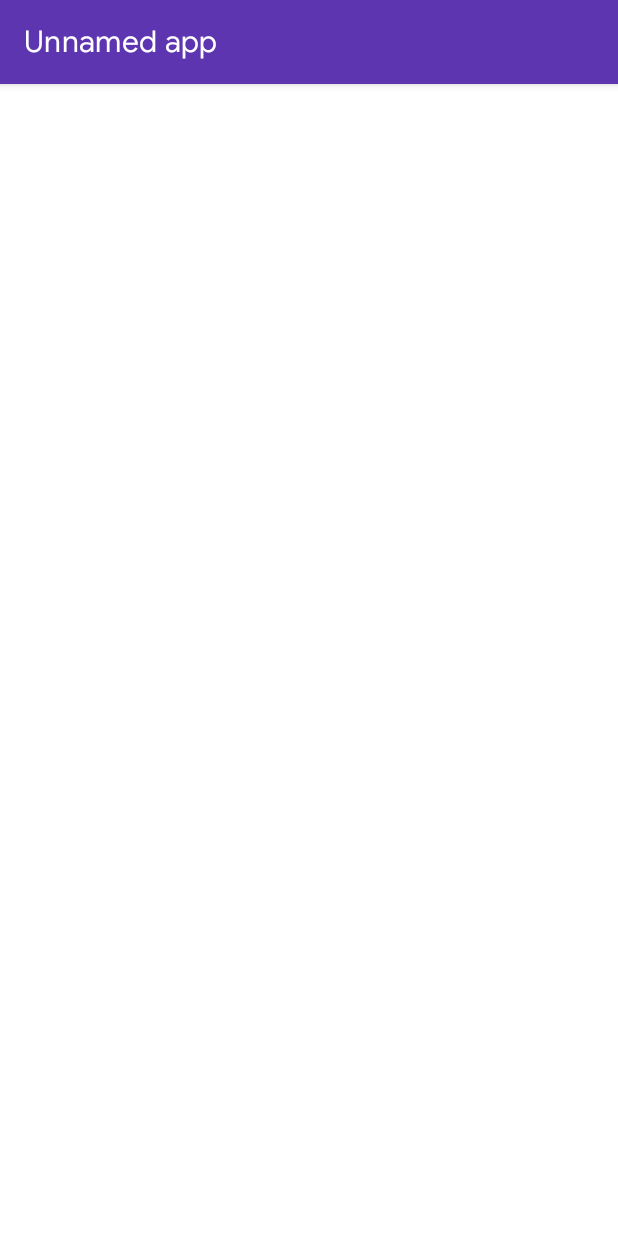
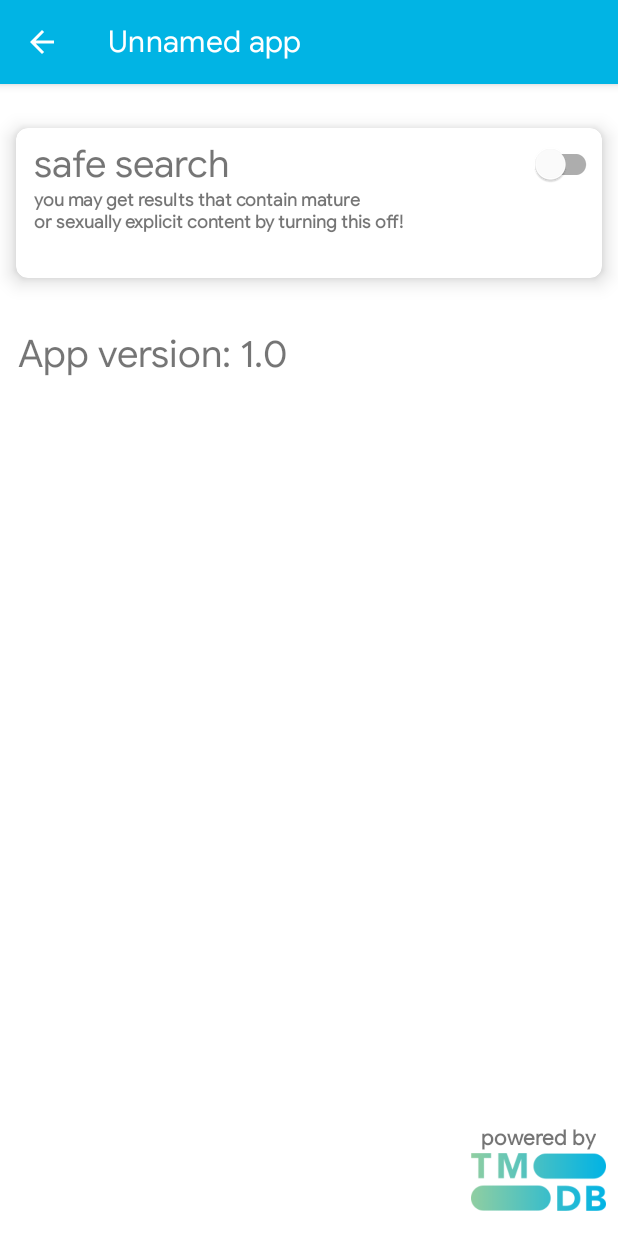
Before and after one commit to ngonimapfumo/movies-tv, an Android app: the SearchOptionsActivity screen opened directly, with no data from a screen before it, on a phone screen of 412 x 824 dp. Run offline under Robolectric (Android 15) with nearby library versions, the phone set to English and light mode, and no system bars; network calls fail.

Commit message:
Settings

```diff
--- a/app/src/main/java/zw/co/nm/moviedb/ui/main/MainActivity.kt
+++ b/app/src/main/java/zw/co/nm/moviedb/ui/main/MainActivity.kt
@@ -50,15 +50,6 @@ class MainActivity : AppCompatActivity() {
             supportActionBar?.setDisplayHomeAsUpEnabled(true)
             navView.setNavigationItemSelectedListener {
                 when (it.itemId) {
-                    R.id.drawer_version -> {
-                        Toast.makeText(
-                            this@MainActivity,
-                            BuildConfig.VERSION_NAME,
-                            Toast.LENGTH_SHORT
-                        )
-                            .show()
-
-                    }
                     R.id.drawer_search -> {
                         startActivity(Intent(this@MainActivity,SearchOptionsActivity::class.java))
                     }
@@ -105,11 +96,6 @@ class MainActivity : AppCompatActivity() {
                 true
             }
 
-            R.id.app_bar_settings -> {
-                startActivity(Intent(this@MainActivity, SettingsActivity::class.java))
-                true
-            }
-
             else -> super.onOptionsItemSelected(item)
         }
     }
--- a/app/src/main/java/zw/co/nm/moviedb/ui/search/SearchOptionsActivity.kt
+++ b/app/src/main/java/zw/co/nm/moviedb/ui/search/SearchOptionsActivity.kt
@@ -1,12 +1,28 @@
 package zw.co.nm.moviedb.ui.search
 
+import android.os.Bundle
 import androidx.appcompat.app.AppCompatActivity
-import android.os.Bundle
-import zw.co.nm.moviedb.R
+import zw.co.nm.moviedb.BuildConfig
+import zw.co.nm.moviedb.databinding.ActivitySearchOptionsBinding
 
 class SearchOptionsActivity : AppCompatActivity() {
+
+    lateinit var binding: ActivitySearchOptionsBinding
     override fun onCreate(savedInstanceState: Bundle?) {
         super.onCreate(savedInstanceState)
-        setContentView(R.layout.activity_search_options)
+        binding = ActivitySearchOptionsBinding.inflate(layoutInflater)
+        setContentView(binding.root)
+
+        supportActionBar?.setDisplayHomeAsUpEnabled(true)
+        binding.appVerTxt.text = buildString {
+            append("App version: ")
+            append(BuildConfig.VERSION_NAME)
+        }
+
+    }
+
+    override fun onSupportNavigateUp(): Boolean {
+        onBackPressedDispatcher.onBackPressed()
+        return super.onSupportNavigateUp()
     }
 }
--- a/app/src/main/res/layout/activity_search_options.xml
+++ b/app/src/main/res/layout/activity_search_options.xml
@@ -7,6 +7,94 @@
     tools:context=".ui.search.SearchOptionsActivity">
 
 
+    <com.google.android.material.card.MaterialCardView
+        android:id="@+id/materialCardView"
+        android:layout_width="match_parent"
+        android:layout_height="wrap_content"
+        app:cardCornerRadius="8dp"
+        app:cardElevation="8dp"
+        app:cardUseCompatPadding="true"
+        app:layout_constraintBottom_toBottomOf="parent"
+        app:layout_constraintEnd_toEndOf="parent"
+        app:layout_constraintHorizontal_bias="0.0"
+        app:layout_constraintStart_toStartOf="parent"
+        app:layout_constraintTop_toTopOf="parent"
+        app:layout_constraintVertical_bias="0.023">
+
+        <androidx.constraintlayout.widget.ConstraintLayout
+            android:layout_width="match_parent"
+            android:layout_height="100dp">
+
+            <com.google.android.material.switchmaterial.SwitchMaterial
+                android:id="@+id/switchMaterial"
+                android:layout_width="wrap_content"
+                android:layout_height="wrap_content"
+                app:layout_constraintEnd_toEndOf="parent"
+                app:layout_constraintTop_toTopOf="parent" />
+
+            <TextView
+                android:id="@+id/textView15"
+                android:layout_width="wrap_content"
+                android:layout_height="wrap_content"
+                android:text="safe search"
+                android:textSize="25sp"
+                app:layout_constraintBottom_toBottomOf="@+id/switchMaterial"
+                app:layout_constraintEnd_toStartOf="@+id/switchMaterial"
+                app:layout_constraintHorizontal_bias="0.055"
+                app:layout_constraintStart_toStartOf="parent"
+                app:layout_constraintTop_toTopOf="@+id/switchMaterial" />
+
+            <TextView
+                android:layout_width="wrap_content"
+                android:layout_height="wrap_content"
+                android:text="you may get results that contain mature \nor sexually explicit content by turning this off!"
+                android:textAlignment="textStart"
+                android:textSize="12sp"
+                android:textStyle="bold"
+                app:layout_constraintBottom_toBottomOf="parent"
+                app:layout_constraintEnd_toEndOf="@+id/textView15"
+                app:layout_constraintHorizontal_bias="0.0"
+                app:layout_constraintStart_toStartOf="@+id/textView15"
+                app:layout_constraintTop_toBottomOf="@+id/textView15"
+                app:layout_constraintVertical_bias="0.0" />
+
+
+        </androidx.constraintlayout.widget.ConstraintLayout>
+
+
+    </com.google.android.material.card.MaterialCardView>
+
+    <TextView
+        android:id="@+id/app_ver_txt"
+        android:layout_width="wrap_content"
+        android:layout_height="wrap_content"
+        android:layout_marginTop="20dp"
+        android:textSize="25sp"
+        app:layout_constraintEnd_toEndOf="@+id/materialCardView"
+        app:layout_constraintHorizontal_bias="0.053"
+        app:layout_constraintStart_toStartOf="@+id/materialCardView"
+        app:layout_constraintTop_toBottomOf="@+id/materialCardView"
+        tools:text="App version: 1.0.0" />
+
+    <TextView
+        android:textStyle="bold"
+        android:id="@+id/textView16"
+        android:layout_width="wrap_content"
+        android:layout_height="wrap_content"
+        android:text="powered by"
+        app:layout_constraintBottom_toTopOf="@+id/imageView2"
+        app:layout_constraintEnd_toEndOf="@+id/imageView2"
+        app:layout_constraintStart_toStartOf="@+id/imageView2" />
+
+    <ImageView
+        android:id="@+id/imageView2"
+        android:layout_width="90dp"
+        android:layout_height="40dp"
+        android:layout_marginEnd="8dp"
+        android:layout_marginBottom="16dp"
+        android:src="@drawable/tmdblogo"
+        app:layout_constraintBottom_toBottomOf="parent"
+        app:layout_constraintEnd_toEndOf="parent" />
 
 
 </androidx.constraintlayout.widget.ConstraintLayout>
--- a/app/src/main/res/menu/menu_drawer.xml
+++ b/app/src/main/res/menu/menu_drawer.xml
@@ -13,9 +13,9 @@
         android:id="@+id/drawer_search"
         android:title="@string/search_options" />
 
-    <item
+    <!--<item
         android:id="@+id/drawer_version"
-        android:title="@string/app_version" />
+        android:title="@string/app_version" />-->
 
 
 
--- a/app/src/main/res/menu/menu_main.xml
+++ b/app/src/main/res/menu/menu_main.xml
@@ -8,10 +8,4 @@
         android:icon="@drawable/baseline_search_24"
         android:title="Search" />
 
-    <item
-        android:visible="false"
-        app:showAsAction="always"
-        android:id="@+id/app_bar_settings"
-        android:icon="@drawable/baseline_settings_24"
-        android:title="Search" />
 </menu>
--- a/app/src/main/res/values/strings.xml
+++ b/app/src/main/res/values/strings.xml
@@ -36,7 +36,7 @@
     <string name="open">Open\n</string>
     <string name="close">Close</string>
     <string name="app_version">Version</string>
-    <string name="search_options">Search options</string>
+    <string name="search_options">Settings</string>
     <string name="tv_shows">TV Shows</string>
     <string name="movies">Movies</string>
     <string name="type">type</string>
--- a/app/src/main/res/values/themes.xml
+++ b/app/src/main/res/values/themes.xml
@@ -4,15 +4,15 @@
         <!-- Primary brand color. -->
 
         <item name="fontFamily">@font/googlesans</item>
-        <item name="colorPrimary">#5E35B1</item>
-        <item name="colorPrimaryVariant">@color/purple_700</item>
+        <item name="colorPrimary">#01b4e4</item>
+        <item name="colorPrimaryVariant">#0d253f</item>
         <item name="colorOnPrimary">@color/white</item>
         <!-- Secondary brand color. -->
         <item name="colorSecondary">@color/teal_200</item>
         <item name="colorSecondaryVariant">@color/teal_700</item>
         <item name="colorOnSecondary">@color/black</item>
         <!-- Status bar color. -->
-        <item name="android:statusBarColor">?attr/colorPrimaryVariant</item>
+        <item name="android:statusBarColor">@color/green</item>
         <!-- Customize your theme here. -->
     </style>
     <style name="Theme.MovieDB.NoActionBar">
```
Also changed, not shown: app/src/main/res/drawable/tmdblogo.png (added).
